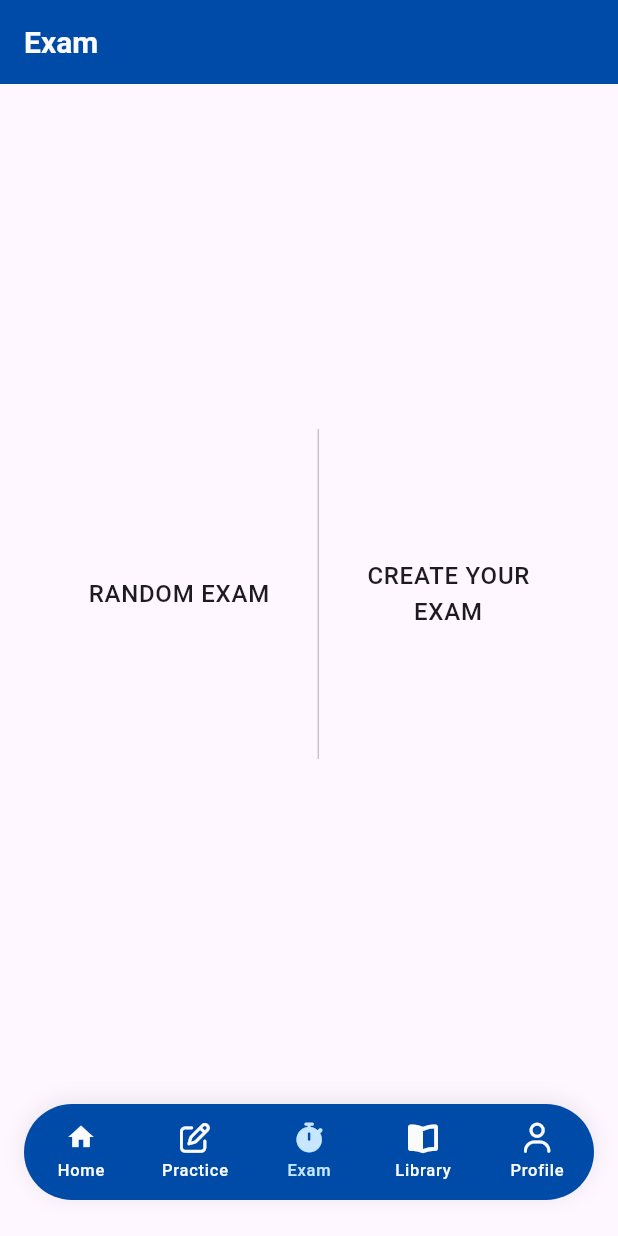
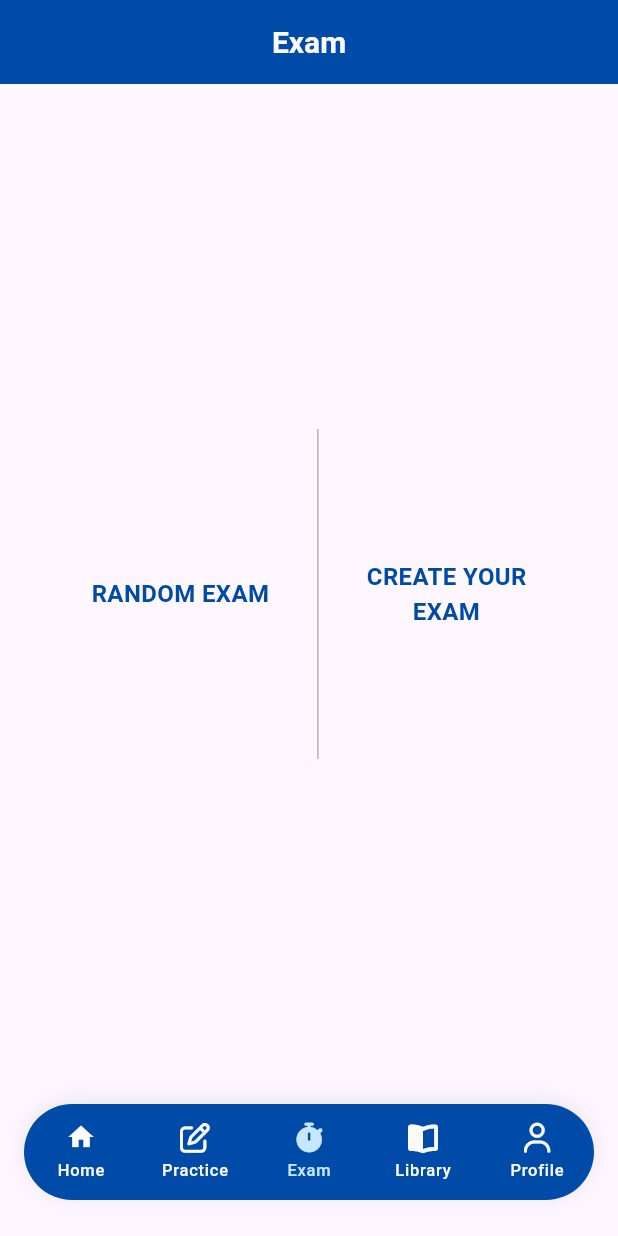
Before and after one commit to eminesenaa/mobile-interview-platform, a Flutter app: the screen it shows after launch, item 3 of the bottom bar chosen, on a phone screen of 412 x 824 dp. Run offline on Flutter 3.47's test engine with Material 3 defaults, Android fonts, the phone set to English and light mode, and no system bars; our stand-ins replace awesome_bottom_bar, cloud_firestore, firebase_auth, firebase_core, font_awesome_flutter, get and 2 more; accounts and stored records are empty.

Commit message:
Added minor changes.

```diff
--- a/lib/pages/exam/exam_home_page.dart
+++ b/lib/pages/exam/exam_home_page.dart
@@ -1,5 +1,6 @@
 import 'package:flutter/material.dart';
 import 'package:get/get.dart';
+import 'package:interview_project/constants/colors.dart';
 
 import 'package:interview_project/models/exam.dart';
 import 'package:interview_project/models/question.dart';
@@ -74,7 +75,7 @@ class ExamHomePage extends StatelessWidget {
     final scheme = Theme.of(context).colorScheme;
 
     return Scaffold(
-      appBar: AppBar(title: const Text('Exam')),
+      appBar: AppBar(title: const Center(child:  Text('Exam'))),
       body: Padding(
         padding: const EdgeInsets.symmetric(horizontal: 16),
         child: Center(
@@ -95,7 +96,7 @@ class ExamHomePage extends StatelessWidget {
                   width: 1,
                   margin: const EdgeInsets.symmetric(horizontal: 24),
                   height: 220,
-                  color: Theme.of(context).dividerColor.withValues(alpha: .4),
+                  color: ashGrey,
                 ),
                 // RIGHT: Create Your Exam
                 _TapArea(
@@ -135,7 +136,11 @@ class _TapArea extends StatelessWidget {
         child: Text(
           title,
           textAlign: textAlign,
-          style: ts?.copyWith(letterSpacing: 0.5),
+          style: const TextStyle(
+            color: primaryColor,
+            fontWeight: FontWeight.w600,
+            fontSize: 16,
+          ),
         ),
       ),
     );
```
